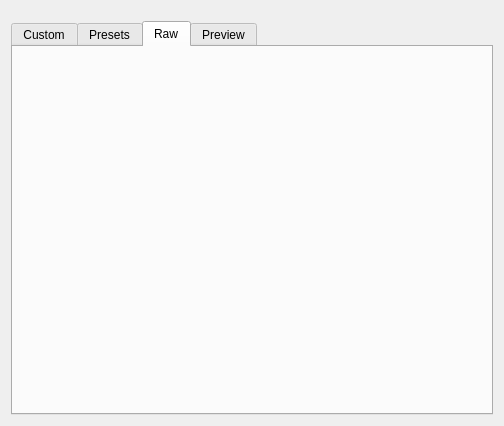
borgbase/vorta, file src/vorta/assets/UI/excludedialog.ui: the form before one commit.
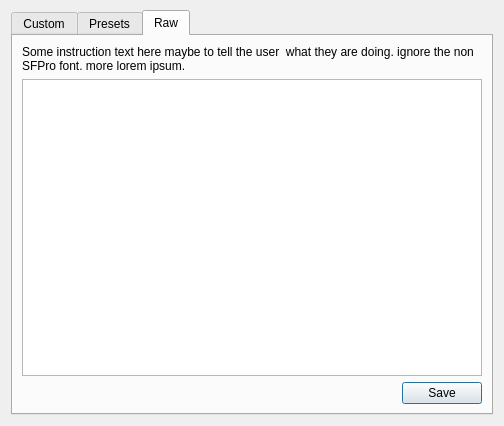
The form after the commit. The open tabs and pages were chosen to show the change.

What changed in the file:
```diff
--- a/src/vorta/assets/UI/excludedialog.ui
+++ b/src/vorta/assets/UI/excludedialog.ui
@@ -14,8 +14,6 @@
    <string>Choose archives for diff</string>
   </property>
   <layout class="QVBoxLayout" name="verticalLayout_2">
-   <item>
-    <layout class="QVBoxLayout" name="verticalLayout">
      <property name="topMargin">
       <number>10</number>
      </property>
@@ -84,15 +82,47 @@
         <attribute name="title">
          <string>Raw</string>
         </attribute>
-       </widget>
-       <widget class="QWidget" name="tab_4">
-        <attribute name="title">
-         <string>Preview</string>
-        </attribute>
-       </widget>
-      </widget>
-     </item>
-    </layout>
+      <layout class="QVBoxLayout" name="verticalLayout_4">
+       <item>
+        <widget class="QLabel" name="label_2">
+         <property name="text">
+          <string>Some instruction text here maybe to tell the user  what they are doing. ignore the non SFPro font. more lorem ipsum.</string>
+         </property>
+         <property name="wordWrap">
+          <bool>true</bool>
+         </property>
+        </widget>
+       </item>
+       <item>
+        <widget class="QPlainTextEdit" name="rawExclusions"/>
+       </item>
+       <item>
+        <layout class="QHBoxLayout" name="horizontalLayout_2">
+         <item>
+          <spacer name="horizontalSpacer_2">
+           <property name="orientation">
+            <enum>Qt::Horizontal</enum>
+           </property>
+           <property name="sizeHint" stdset="0">
+            <size>
+             <width>40</width>
+             <height>20</height>
+            </size>
+           </property>
+          </spacer>
+         </item>
+         <item>
+          <widget class="QPushButton" name="pushButton">
+           <property name="text">
+            <string>Save</string>
+           </property>
+          </widget>
+         </item>
+        </layout>
+       </item>
+      </layout>
+     </widget>
+    </widget>
    </item>
   </layout>
  </widget>
```
Left out of the diff: 11 changed lines with no effect on the pictures. Lines whose indentation alone changed are shown as unchanged.
